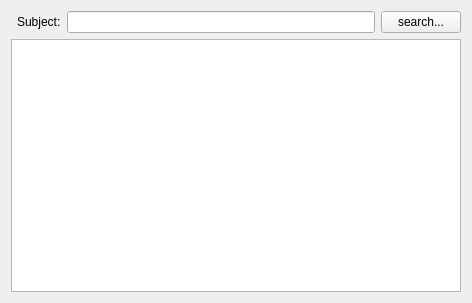
Before: the Qt Designer form items/WebContentSelectorItem.ui in enricoros/fotowall, drawn with Qt 5.
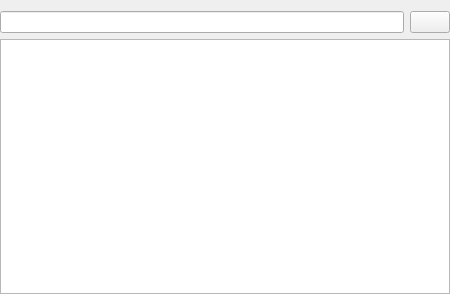
After: the same form once the commit is applied. Custom widgets are drawn as their Qt base class.

Commit message: Polished the WebContentSelector.

```diff
--- a/items/WebContentSelectorItem.ui
+++ b/items/WebContentSelectorItem.ui
@@ -6,22 +6,30 @@
    <rect>
     <x>0</x>
     <y>0</y>
-    <width>468</width>
-    <height>303</height>
+    <width>450</width>
+    <height>294</height>
    </rect>
   </property>
   <property name="windowTitle">
    <string>Flickr Search</string>
   </property>
   <layout class="QGridLayout" name="gridLayout">
-   <item row="0" column="3">
-    <widget class="QPushButton" name="searchButton">
-     <property name="text">
-      <string>search...</string>
-     </property>
-    </widget>
+   <property name="leftMargin">
+    <number>0</number>
+   </property>
+   <property name="rightMargin">
+    <number>0</number>
+   </property>
+   <property name="bottomMargin">
+    <number>0</number>
+   </property>
+   <item row="0" column="0">
+    <widget class="QLineEdit" name="lineEdit"/>
    </item>
-   <item row="1" column="0" colspan="4">
+   <item row="0" column="1">
+    <widget class="QPushButton" name="searchButton"/>
+   </item>
+   <item row="1" column="0" colspan="2">
     <widget class="MyListWidget" name="listWidget">
      <property name="minimumSize">
       <size>
@@ -67,19 +75,6 @@
      </property>
     </widget>
    </item>
-   <item row="0" column="1">
-    <widget class="QLabel" name="label">
-     <property name="text">
-      <string>Subject:</string>
-     </property>
-     <property name="buddy">
-      <cstring>lineEdit</cstring>
-     </property>
-    </widget>
-   </item>
-   <item row="0" column="2">
-    <widget class="QLineEdit" name="lineEdit"/>
-   </item>
   </layout>
  </widget>
  <customwidgets>
```
Left out of the diff: 7 changed lines with no effect on the pictures. The commit also changes 3 other files.
